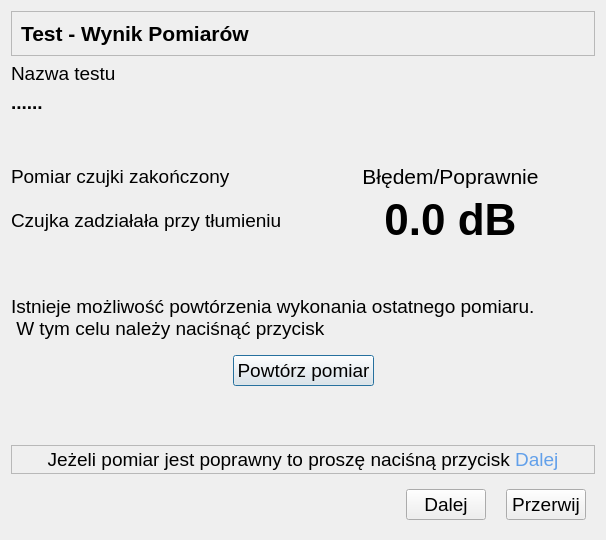
wiacekmarcin/CzujkiLiniowe, file CzujkiLinioweApp/oknowynikbadaniatlumienia.ui: the form before one commit.
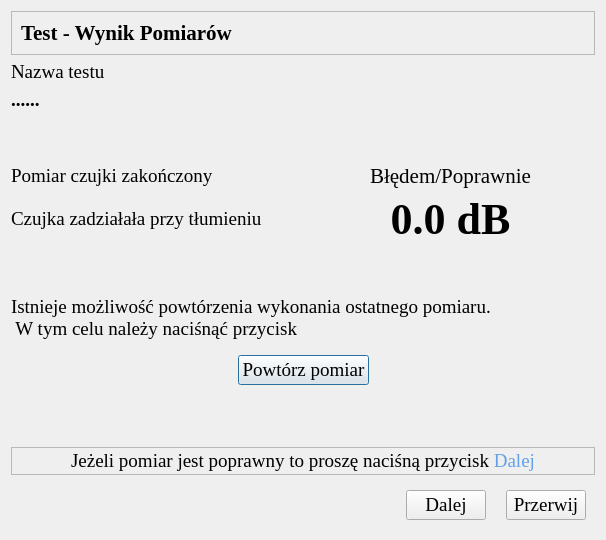
The form after the commit. Icons and pictures are not drawn.

Patch:
```diff
--- a/CzujkiLinioweApp/oknowynikbadaniatlumienia.ui
+++ b/CzujkiLinioweApp/oknowynikbadaniatlumienia.ui
@@ -24,7 +24,7 @@
   </property>
   <property name="font">
    <font>
-    <family>Arial</family>
+    <family>Times New Roman</family>
     <pointsize>14</pointsize>
    </font>
   </property>
@@ -36,7 +36,7 @@
     <widget class="QLabel" name="info">
      <property name="font">
       <font>
-       <family>Arial</family>
+       <family>Times New Roman</family>
        <pointsize>14</pointsize>
       </font>
      </property>
@@ -50,7 +50,7 @@
     <widget class="QLabel" name="etlumienie">
      <property name="font">
       <font>
-       <family>Arial</family>
+       <family>Times New Roman</family>
        <pointsize>14</pointsize>
       </font>
      </property>
@@ -63,7 +63,7 @@
     <widget class="QLabel" name="tlumienie">
      <property name="font">
       <font>
-       <family>Arial</family>
+       <family>Times New Roman</family>
        <pointsize>33</pointsize>
        <bold>true</bold>
       </font>
@@ -80,7 +80,7 @@
     <widget class="QLabel" name="label">
      <property name="font">
       <font>
-       <family>Arial</family>
+       <family>Times New Roman</family>
        <pointsize>14</pointsize>
       </font>
      </property>
@@ -96,7 +96,7 @@
     <widget class="QLabel" name="testName">
      <property name="font">
       <font>
-       <family>Arial</family>
+       <family>Times New Roman</family>
        <pointsize>14</pointsize>
        <bold>true</bold>
       </font>
@@ -126,7 +126,7 @@
        <widget class="QPushButton" name="pbRepeat">
         <property name="font">
          <font>
-          <family>Arial</family>
+          <family>Times New Roman</family>
           <pointsize>14</pointsize>
          </font>
         </property>
@@ -155,7 +155,7 @@
     <widget class="QLabel" name="eBadanie">
      <property name="font">
       <font>
-       <family>Arial</family>
+       <family>Times New Roman</family>
        <pointsize>14</pointsize>
       </font>
      </property>
@@ -184,7 +184,7 @@
     <widget class="QLabel" name="result">
      <property name="font">
       <font>
-       <family>Arial</family>
+       <family>Times New Roman</family>
        <pointsize>16</pointsize>
       </font>
      </property>
@@ -237,7 +237,7 @@
        <widget class="QLabel" name="info2">
         <property name="font">
          <font>
-          <family>Arial</family>
+          <family>Times New Roman</family>
           <pointsize>14</pointsize>
          </font>
         </property>
@@ -281,7 +281,7 @@
        <widget class="QLabel" name="label_2">
         <property name="font">
          <font>
-          <family>Arial</family>
+          <family>Times New Roman</family>
           <pointsize>16</pointsize>
           <bold>true</bold>
          </font>
```
